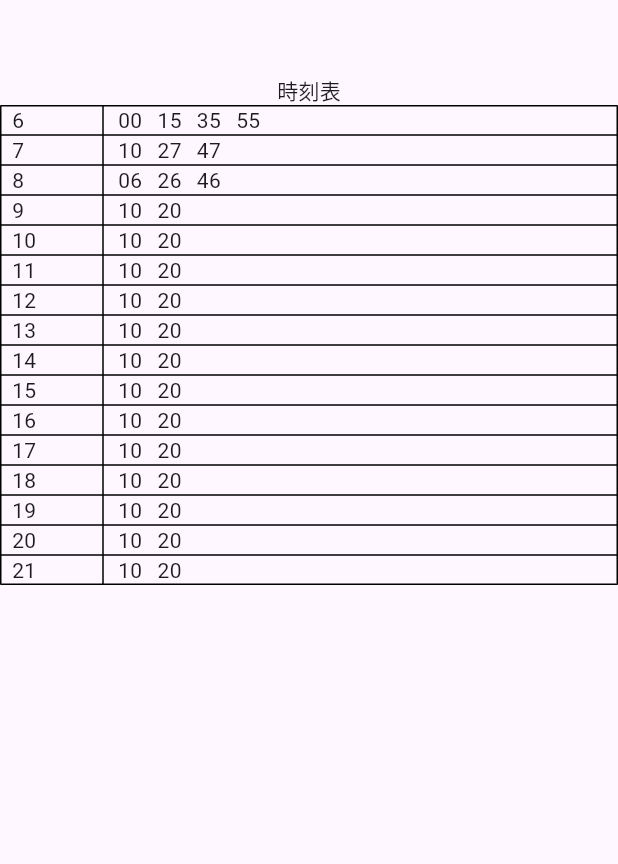
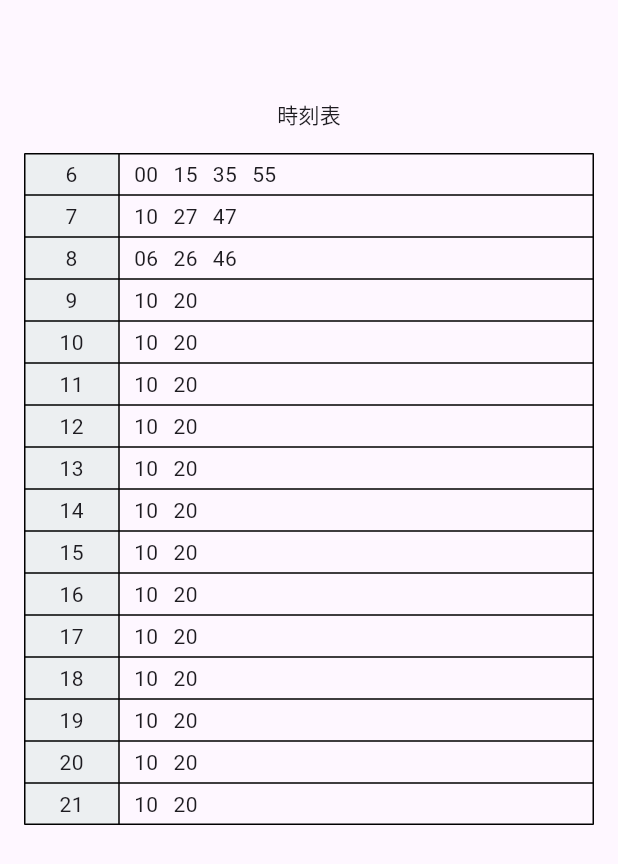
Before and after one commit to taratara10/buss_timetable, a Flutter app: the _TimeTableContent screen opened directly, on a phone screen of 412 x 824 dp. Shown: the top 864 px of the screen. Run offline on Flutter 3.47's test engine with Material 3 defaults, Android fonts, the phone set to English and light mode, and no system bars.

Commit message:
デザインを改善する

```diff
--- a/lib/TimetableScreen.dart
+++ b/lib/TimetableScreen.dart
@@ -62,13 +62,15 @@ class _TimeTableContent extends StatelessWidget {
   Widget build(BuildContext context) {
     return Scaffold(
       body: Center(
+        child: Padding(
+          padding: const EdgeInsets.symmetric(vertical: 16, horizontal: 16),
           child: Column(children: [
-          const SizedBox(
-            height: 50,
-          ),
+            const SizedBox(height: 50),
             const Text('時刻表'),
+            const SizedBox(height: 16),
             Timetable(preview),
           ]),
+        ),
       ),
     );
   }
@@ -97,19 +99,22 @@ List<TableRow> generateRow(TimetableModel timetable) {
       .map(
         (row) => TableRow(
           children: [
-            Padding(
-              padding: EdgeInsets.symmetric(horizontal: 8),
+            Container(
+              alignment: Alignment.center,
+              padding: const EdgeInsets.symmetric(horizontal: 8, vertical: 4),
+              color: Colors.blueGrey.shade50,
               child: Text(row.hour.toString()),
             ),
             Row(
               children: row.minute
                   .map(
                     (item) => Padding(
-                        padding: const EdgeInsets.only(left: 10),
+                      padding: const EdgeInsets.only(left: 10, top: 4),
                       child: Text(item.toString().padLeft(2, '0')),
                     ),
                   )
-                    .toList()),
+                  .toList(),
+            )
           ],
         ),
       )
```
Lines whose indentation alone changed are shown as unchanged.
